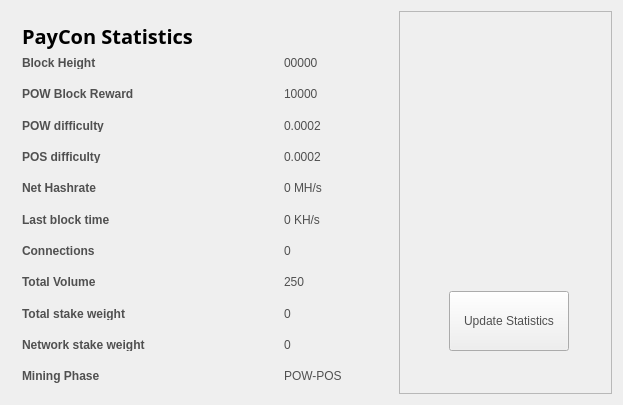
prodigal-son/DigitalGold, file src/qt/forms/statisticspage.ui: the form before one commit.
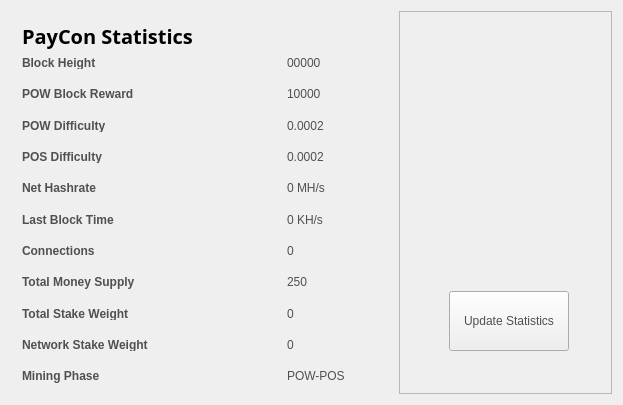
The form after the commit. Icons and pictures are not drawn.

What changed in the file:
```diff
--- a/src/qt/forms/statisticspage.ui
+++ b/src/qt/forms/statisticspage.ui
@@ -138,7 +138,7 @@
         <item row="3" column="0">
          <widget class="QLabel" name="label_13">
           <property name="text">
-           <string>&lt;html&gt;&lt;head/&gt;&lt;body&gt;&lt;p&gt;&lt;span style=&quot; font-weight:600;&quot;&gt;POW difficulty&lt;/span&gt;&lt;/p&gt;&lt;/body&gt;&lt;/html&gt;</string>
+           <string>&lt;html&gt;&lt;head/&gt;&lt;body&gt;&lt;p&gt;&lt;span style=&quot; font-weight:600;&quot;&gt;POW Difficulty&lt;/span&gt;&lt;/p&gt;&lt;/body&gt;&lt;/html&gt;</string>
           </property>
          </widget>
         </item>
@@ -152,7 +152,7 @@
         <item row="4" column="0">
          <widget class="QLabel" name="label_9">
           <property name="text">
-           <string>&lt;html&gt;&lt;head/&gt;&lt;body&gt;&lt;p&gt;&lt;span style=&quot; font-weight:600;&quot;&gt;POS difficulty&lt;/span&gt;&lt;/p&gt;&lt;/body&gt;&lt;/html&gt;</string>
+           <string>&lt;html&gt;&lt;head/&gt;&lt;body&gt;&lt;p&gt;&lt;span style=&quot; font-weight:600;&quot;&gt;POS Difficulty&lt;/span&gt;&lt;/p&gt;&lt;/body&gt;&lt;/html&gt;</string>
           </property>
          </widget>
         </item>
@@ -179,7 +179,7 @@
            </sizepolicy>
           </property>
           <property name="text">
-           <string>&lt;html&gt;&lt;head/&gt;&lt;body&gt;&lt;p&gt;&lt;span style=&quot; font-weight:600;&quot;&gt;Last block time&lt;/span&gt;&lt;/p&gt;&lt;/body&gt;&lt;/html&gt;</string>
+           <string>&lt;html&gt;&lt;head/&gt;&lt;body&gt;&lt;p&gt;&lt;span style=&quot; font-weight:600;&quot;&gt;Last Block Time&lt;/span&gt;&lt;/p&gt;&lt;/body&gt;&lt;/html&gt;</string>
           </property>
          </widget>
         </item>
@@ -207,7 +207,7 @@
         <item row="8" column="0">
          <widget class="QLabel" name="label_8">
           <property name="text">
-           <string>&lt;html&gt;&lt;head/&gt;&lt;body&gt;&lt;p&gt;&lt;span style=&quot; font-weight:600;&quot;&gt;Total Volume&lt;/span&gt;&lt;/p&gt;&lt;/body&gt;&lt;/html&gt;</string>
+           <string>&lt;html&gt;&lt;head/&gt;&lt;body&gt;&lt;p&gt;&lt;span style=&quot; font-weight:600;&quot;&gt;Total Money Supply&lt;/span&gt;&lt;/p&gt;&lt;/body&gt;&lt;/html&gt;</string>
           </property>
          </widget>
         </item>
@@ -221,7 +221,7 @@
         <item row="9" column="0">
          <widget class="QLabel" name="label_10">
           <property name="text">
-           <string>&lt;html&gt;&lt;head/&gt;&lt;body&gt;&lt;p&gt;&lt;span style=&quot; font-weight:600;&quot;&gt;Total stake weight&lt;/span&gt;&lt;/p&gt;&lt;/body&gt;&lt;/html&gt;</string>
+           <string>&lt;html&gt;&lt;head/&gt;&lt;body&gt;&lt;p&gt;&lt;span style=&quot; font-weight:600;&quot;&gt;Total Stake Weight&lt;/span&gt;&lt;/p&gt;&lt;/body&gt;&lt;/html&gt;</string>
           </property>
          </widget>
         </item>
@@ -235,7 +235,7 @@
         <item row="10" column="0">
          <widget class="QLabel" name="label_11">
           <property name="text">
-           <string>&lt;html&gt;&lt;head/&gt;&lt;body&gt;&lt;p&gt;&lt;span style=&quot; font-weight:600;&quot;&gt;Network stake weight&lt;/span&gt;&lt;/p&gt;&lt;/body&gt;&lt;/html&gt;</string>
+           <string>&lt;html&gt;&lt;head/&gt;&lt;body&gt;&lt;p&gt;&lt;span style=&quot; font-weight:600;&quot;&gt;Network Stake Weight&lt;/span&gt;&lt;/p&gt;&lt;/body&gt;&lt;/html&gt;</string>
           </property>
          </widget>
         </item>
```
Left out of the diff: 4 changed lines with no effect on the pictures.
